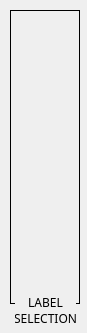
This is botonera/forms/zone_label.ui in jordan045/tdc-botonera as Qt 5 draws it before an edit. The edited form follows.
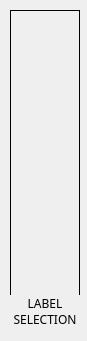
This is the edited form. Icons and pictures are not drawn.

```diff
--- a/botonera/forms/zone_label.ui
+++ b/botonera/forms/zone_label.ui
@@ -7,7 +7,7 @@
     <x>0</x>
     <y>0</y>
     <width>87</width>
-    <height>333</height>
+    <height>341</height>
    </rect>
   </property>
   <property name="minimumSize">
@@ -19,7 +19,7 @@
   <property name="maximumSize">
    <size>
     <width>87</width>
-    <height>333</height>
+    <height>341</height>
    </size>
   </property>
   <property name="windowTitle">
@@ -206,10 +206,10 @@
   <widget class="QLabel" name="label">
    <property name="geometry">
     <rect>
-     <x>15</x>
+     <x>6</x>
      <y>295</y>
-     <width>61</width>
-     <height>31</height>
+     <width>78</width>
+     <height>40</height>
     </rect>
    </property>
    <property name="font">
@@ -224,7 +224,7 @@
     <string>LABEL SELECTION</string>
    </property>
    <property name="alignment">
-    <set>Qt::AlignCenter</set>
+    <set>Qt::AlignHCenter|Qt::AlignTop</set>
    </property>
    <property name="wordWrap">
     <bool>true</bool>
```
